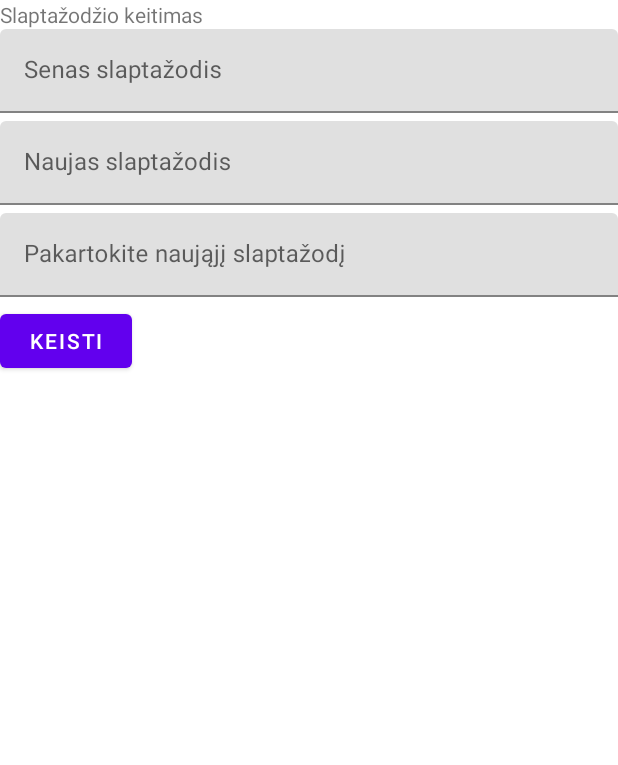
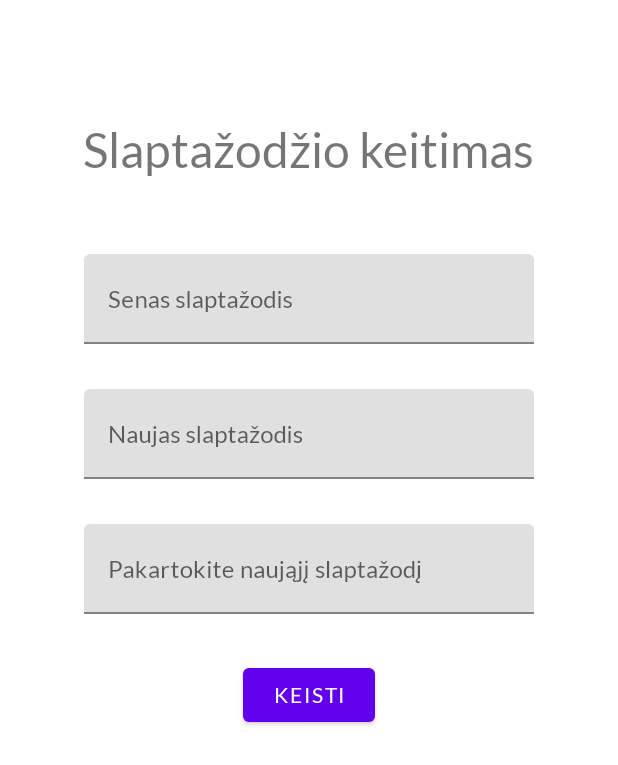
Before and after one commit to daumantasp/grokim_kartu, an Android app: the PasswordChangeFragment screen opened through its navigation route, on a phone screen of 412 x 824 dp. Shown: the top 765 px of the screen. Run offline under Robolectric (Android 15) with nearby library versions, the phone set to English and light mode, and no system bars; our stand-ins replace Dagger/Hilt's generated code, Firebase (no records; nobody signed in at launch, a user with empty details on screens opened directly), data binding, navigation-ui; 7 statements that could not run were skipped.

Commit message:
Improve fragment_password_change layout; not finished

```diff
--- a/app/src/main/res/layout/fragment_password_change.xml
+++ b/app/src/main/res/layout/fragment_password_change.xml
@@ -15,61 +15,75 @@
         tools:context=".ui.authentication.PasswordChangeFragment">
 
         <TextView
-            android:layout_width="match_parent"
+            android:layout_width="wrap_content"
             android:layout_height="wrap_content"
-            android:text="@string/passwordChange_title" />
+            android:layout_gravity="center"
+            android:textSize="32sp"
+            android:fontFamily="@font/lato"
+            android:text="@string/passwordChange_title"
+            android:layout_marginTop="80dp"
+            android:layout_marginBottom="50dp"/>
 
         <com.google.android.material.textfield.TextInputLayout
             android:id="@+id/oldPasswordTextInput"
-            android:layout_width="match_parent"
-            android:layout_height="wrap_content"
-            android:layout_marginBottom="5dp">
+            android:layout_width="300dp"
+            android:layout_height="80dp"
+            android:layout_gravity="center"
+            android:layout_marginBottom="10dp">
 
             <com.google.android.material.textfield.TextInputEditText
                 android:id="@+id/oldPasswordInputEditText"
                 android:layout_width="match_parent"
-                android:layout_height="match_parent"
+                android:layout_height="60dp"
                 android:text="@={model.passwordChangeForm().oldPassword}"
                 android:hint="@string/passwordChange_oldPassword"
                 android:singleLine="true"
                 android:maxLines="1"
-                android:lines="1"/>
+                android:lines="1"
+                android:inputType="textPassword"
+                android:fontFamily="@font/lato"/>
 
         </com.google.android.material.textfield.TextInputLayout>
 
         <com.google.android.material.textfield.TextInputLayout
             android:id="@+id/newPasswordTextInput"
-            android:layout_width="match_parent"
-            android:layout_height="wrap_content"
-            android:layout_marginBottom="5dp">
+            android:layout_width="300dp"
+            android:layout_height="80dp"
+            android:layout_marginBottom="10dp"
+            android:layout_gravity="center">
 
             <com.google.android.material.textfield.TextInputEditText
                 android:id="@+id/newPasswordInputEditText"
                 android:layout_width="match_parent"
-                android:layout_height="match_parent"
+                android:layout_height="60dp"
                 android:text="@={model.passwordChangeForm().newPassword}"
                 android:hint="@string/passwordChange_newPassword"
                 android:singleLine="true"
                 android:maxLines="1"
-                android:lines="1"/>
+                android:lines="1"
+                android:inputType="textPassword"
+                android:fontFamily="@font/lato"/>
 
         </com.google.android.material.textfield.TextInputLayout>
 
         <com.google.android.material.textfield.TextInputLayout
             android:id="@+id/repeatPasswordTextInput"
-            android:layout_width="match_parent"
-            android:layout_height="wrap_content"
-            android:layout_marginBottom="5dp">
+            android:layout_width="300dp"
+            android:layout_height="80dp"
+            android:layout_gravity="center"
+            android:layout_marginBottom="10dp">
 
             <com.google.android.material.textfield.TextInputEditText
                 android:id="@+id/repeatPasswordInputEditText"
                 android:layout_width="match_parent"
-                android:layout_height="match_parent"
+                android:layout_height="60dp"
                 android:text="@={model.passwordChangeForm().repeatPassword}"
                 android:hint="@string/passwordChange_repeatPassword"
                 android:singleLine="true"
                 android:maxLines="1"
-                android:lines="1"/>
+                android:lines="1"
+                android:fontFamily="@font/lato"
+                android:inputType="textPassword"/>
 
         </com.google.android.material.textfield.TextInputLayout>
 
@@ -80,12 +94,19 @@
             android:layout_marginBottom="96dp"
             android:text="@string/passwordChange_changeButton"
             android:enabled="@{model.passwordChangeForm().valid}"
-            android:onClick="@{() -> model.passwordChangeForm().onClick()}"/>
+            android:onClick="@{() -> model.passwordChangeForm().onClick()}"
+            android:fontFamily="@font/lato"
+            android:layout_gravity="center"/>
 
         <TextView
             android:id="@+id/passwordChangedSuccessfullyTextView"
-            android:layout_width="match_parent"
+            android:layout_width="300dp"
             android:layout_height="wrap_content"
+            android:layout_marginTop="80dp"
+            android:layout_marginBottom="50dp"
+            android:textSize="20sp"
+            android:textAlignment="center"
+            android:fontFamily="@font/lato"
             android:visibility="gone"
             android:text="@string/passwordChange_passwordChangedSuccessfully" />
 
@@ -93,10 +114,11 @@
             android:id="@+id/okButton"
             android:layout_width="wrap_content"
             android:layout_height="wrap_content"
-            android:layout_marginBottom="96dp"
             android:text="@string/passwordReset_okButton"
             android:visibility="gone"
-            android:onClick="@{() -> model.okClicked()}"/>
+            android:onClick="@{() -> model.okClicked()}"
+            android:layout_gravity="center"
+            android:fontFamily="@font/lato"/>
 
     </LinearLayout>
 
```
